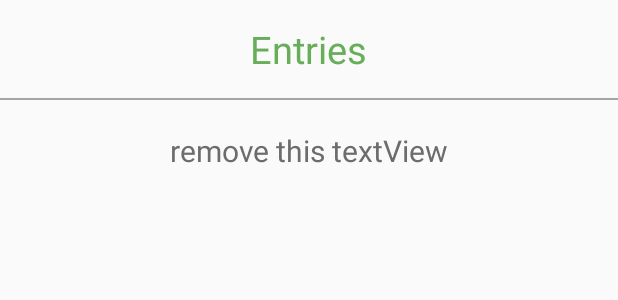
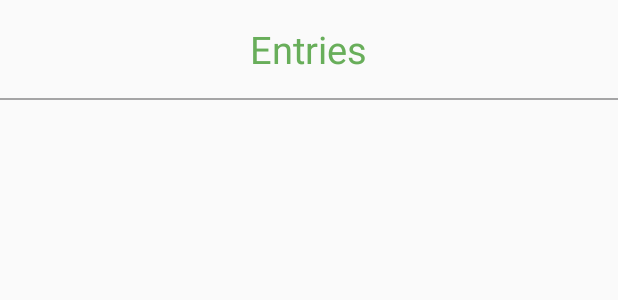
Before and after one commit to Scion01/SmartFarming, an Android app: the layout content_entry.xml on its own in the app's theme, with its tools: preview values and no code run, on a phone screen of 412 x 824 dp. Shown: the top 300 px of the screen. Run offline under Robolectric (Android 15) with nearby library versions, the light colour scheme and no system bars.

Commit message:
added new entry method

```diff
--- a/app/src/main/java/com/example/hauntarl/smartfarming/NewentryActivity.java
+++ b/app/src/main/java/com/example/hauntarl/smartfarming/NewentryActivity.java
@@ -76,6 +76,7 @@ public class NewentryActivity extends AppCompatActivity implements AdapterView.O
 
         DatabaseReference databaseReference = FirebaseDatabase.getInstance().getReference();
         databaseReference = databaseReference.child("activeProjects");
+        databaseReference=databaseReference.child("7972247921");
         databaseReference=databaseReference.child(new Date().toString());
         newCropProject newCropProject = new newCropProject(_cropText.getText().toString(),_expiryText.getText().toString(),monthSelected);
         databaseReference.setValue(newCropProject);
--- a/app/src/main/res/layout/content_entry.xml
+++ b/app/src/main/res/layout/content_entry.xml
@@ -3,7 +3,7 @@
     xmlns:app="http://schemas.android.com/apk/res-auto"
     xmlns:tools="http://schemas.android.com/tools"
     android:layout_width="match_parent"
-    android:layout_height="match_parent"
+    android:layout_height="wrap_content"
     app:layout_behavior="@string/appbar_scrolling_view_behavior"
     tools:context="com.example.hauntarl.smartfarming.EntryActivity"
     tools:showIn="@layout/activity_entry">
@@ -30,14 +30,6 @@
         android:layout_height="1dp"
         android:background="#a5a5a6"/>
 
-    <TextView
-        android:layout_width="match_parent"
-        android:layout_height="wrap_content"
-        android:layout_marginTop="20dp"
-        android:gravity="center"
-        android:textSize="20sp"
-        android:textColor="#6c6c6c"
-        android:text="remove this textView"/>
     </LinearLayout>
 
 </ScrollView>
```
Also changed, not shown: app/src/main/java/com/example/hauntarl/smartfarming/EntryActivity.java (+50 -0 lines), app/src/main/res/layout/activity_entry.xml (+5 -3 lines).
